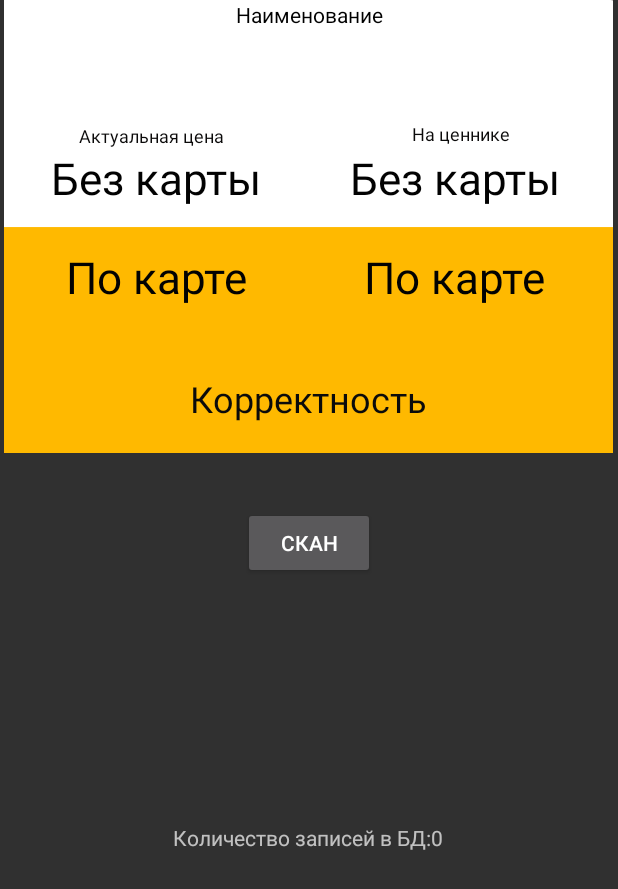
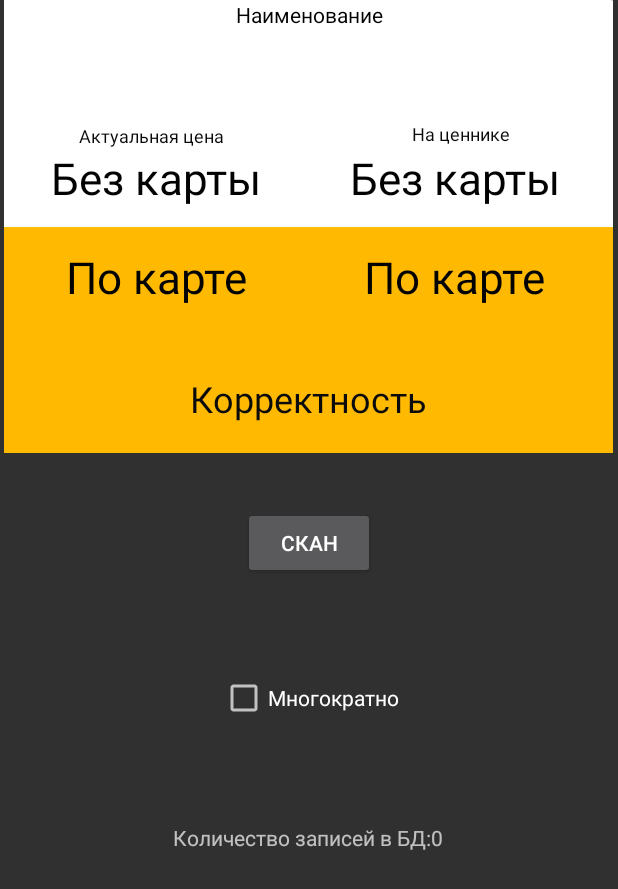
Before and after one commit to essepunto/napitka, an Android app: the CheckPrice screen opened directly, with no data from a screen before it, on a phone screen of 412 x 824 dp. Shown: the top 889 px of the screen. Run offline under Robolectric (Android 15) with nearby library versions, the phone set to English and light mode, and no system bars.

Commit message:
Добавил CheckBox

```diff
--- a/app/src/main/java/ru/essepunto/napitka/CheckPrice.java
+++ b/app/src/main/java/ru/essepunto/napitka/CheckPrice.java
@@ -7,6 +7,7 @@ import android.content.Intent;
 import android.graphics.Color;
 import android.os.Bundle;
 import android.view.View;
+import android.widget.CheckBox;
 import android.widget.TextView;
 import android.widget.Toast;
 
@@ -25,6 +26,7 @@ public class CheckPrice extends AppCompatActivity implements View.OnClickListene
     TextView nameTittle;
     TextView textCounter;
     TextView offerDescription;
+    CheckBox checkBoxPrice;
     DatabaseHelper myDb;
     String co = "0";
 
@@ -44,6 +46,7 @@ public class CheckPrice extends AppCompatActivity implements View.OnClickListene
         nameTittle = findViewById(R.id.nameTittle);
         textCounter = findViewById(R.id.textCounter);
         offerDescription = findViewById(R.id.offer_description);
+        checkBoxPrice = findViewById(R.id.checkBoxPrice);
         myDb = new DatabaseHelper(this);
 
 
@@ -99,6 +102,9 @@ public class CheckPrice extends AppCompatActivity implements View.OnClickListene
                             noCardPrice.setText(regularPrice);
                             byCardPrice.setText(discountPrice);
                             nameTittle.setText(name);
+                            if (checkBoxPrice.isChecked()){
+                                scanCode();
+                            }
                             if (regularPrice.equals(regularPriceBySite) && discountPrice.equals(discountPriceBySite))
                             {
                                 if(!offerDescriptionBySite.equals("")){
@@ -125,6 +131,9 @@ public class CheckPrice extends AppCompatActivity implements View.OnClickListene
                                 myDb.addData(code,name);
                                 String co = myDb.getRecordCount();
                                 textCounter.setText("Количество записей в БД:"+co);
+                                if (checkBoxPrice.isChecked()){
+                                    scanCode();
+                                }
 
 
                             }
--- a/app/src/main/res/layout/activity_check_price.xml
+++ b/app/src/main/res/layout/activity_check_price.xml
@@ -172,4 +172,17 @@
         app:layout_constraintTop_toBottomOf="@+id/scanButton"
         app:layout_constraintVertical_bias="0.389" />
 
+    <CheckBox
+        android:id="@+id/checkBoxPrice"
+        android:layout_width="wrap_content"
+        android:layout_height="wrap_content"
+        android:minHeight="48dp"
+        android:text="@string/checkbox"
+        app:layout_constraintBottom_toTopOf="@+id/textCounter"
+        app:layout_constraintEnd_toEndOf="parent"
+        app:layout_constraintStart_toStartOf="parent"
+        app:layout_constraintTop_toBottomOf="@+id/scanButton"
+        app:layout_constraintVertical_bias="0.484"
+        tools:text="@string/checkbox" />
+
 </androidx.constraintlayout.widget.ConstraintLayout>
```
